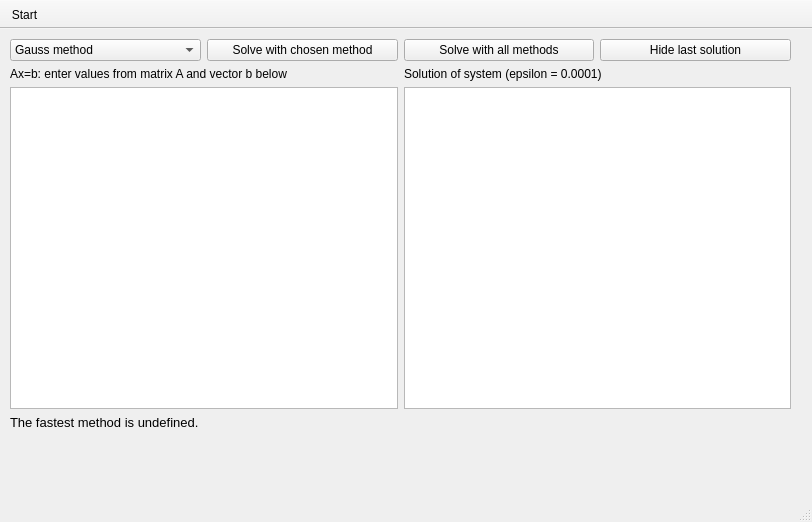
This is systems_solver/mainwindow.ui in vlad-gogov/computational-method as Qt 5 draws it before an edit. The edited form follows.
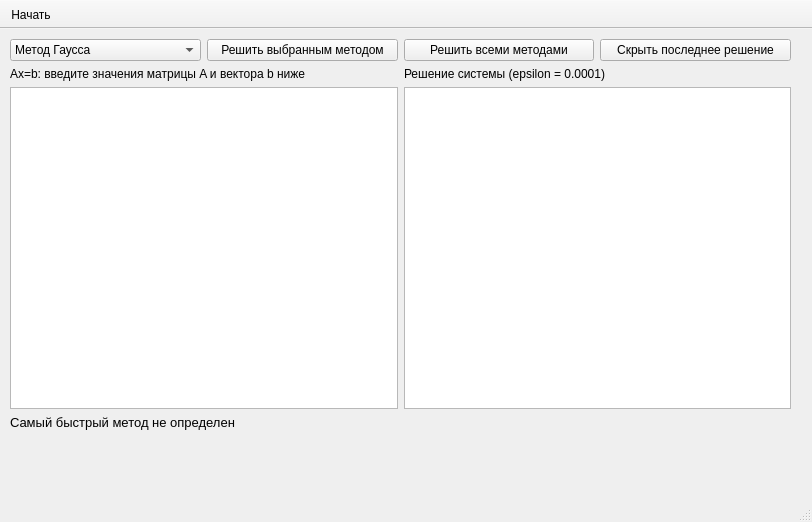
This is the edited form.

Patch:
```diff
--- a/systems_solver/mainwindow.ui
+++ b/systems_solver/mainwindow.ui
@@ -33,7 +33,7 @@
         <widget class="QComboBox" name="combobox_method">
          <item>
           <property name="text">
-           <string>Gauss method</string>
+           <string>Метод Гаусса </string>
           </property>
          </item>
          <item>
@@ -66,21 +66,21 @@
        <item>
         <widget class="QPushButton" name="pushbutton_solve">
          <property name="text">
-          <string>Solve with chosen method</string>
+          <string>Решить выбранным методом</string>
          </property>
         </widget>
        </item>
        <item>
         <widget class="QPushButton" name="pushbutton_solve_all">
          <property name="text">
-          <string>Solve with all methods</string>
+          <string>Решить всеми методами</string>
          </property>
         </widget>
        </item>
        <item>
         <widget class="QPushButton" name="pushbutton_toggle">
          <property name="text">
-          <string>Hide last solution</string>
+          <string>Скрыть последнее решение</string>
          </property>
          <property name="flat">
           <bool>false</bool>
@@ -96,7 +96,7 @@
          <item>
           <widget class="QLabel" name="label_system">
            <property name="text">
-            <string>Ax=b: enter values from matrix A and vector b below</string>
+            <string>Ax=b: введите значения матрицы A и вектора b ниже</string>
            </property>
           </widget>
          </item>
@@ -110,7 +110,7 @@
          <item>
           <widget class="QLabel" name="label_solution">
            <property name="text">
-            <string>Solution of system (epsilon = 0.0001)</string>
+            <string>Решение системы (epsilon = 0.0001)</string>
            </property>
           </widget>
          </item>
@@ -133,7 +133,7 @@
         </font>
        </property>
        <property name="text">
-        <string>The fastest method is undefined.</string>
+        <string>Самый быстрый метод не определен</string>
        </property>
       </widget>
      </item>
@@ -171,7 +171,7 @@
   </widget>
   <action name="action_start">
    <property name="text">
-    <string>Start</string>
+    <string>Начать</string>
    </property>
    <property name="toolTip">
     <string>Start</string>
```
Left out of the diff: 12 changed lines with no effect on the pictures.
